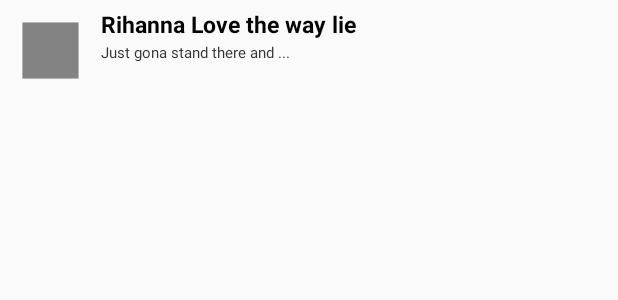
After one commit to lynnlinx/Create, an Android app: the layout ingredient_list_item.xml on its own in the app's theme, with its tools: preview values and no code run, on a phone screen of 412 x 824 dp. The commit adds this screen. Shown: the top 300 px of the screen. Run offline under Robolectric (Android 15) with nearby library versions, the phone set to English and light mode, and no system bars.

Commit message:
pull ingredient layout

```diff
--- a/app/src/main/java/com/example/linxing/create/IngredientActivity.java
+++ b/app/src/main/java/com/example/linxing/create/IngredientActivity.java
@@ -33,6 +33,7 @@ public class IngredientActivity extends AppCompatActivity implements View.OnClic
         ListView listView = (ListView)findViewById(R.id.recipe_list);
 
         ArrayAdapter<String> adapter = new ArrayAdapter<String>(this,
+                //R.layout.ingredient_list_item,
                 android.R.layout.simple_list_item_1,
                 android.R.id.text1,
                 fake);
--- /dev/null
+++ b/app/src/main/res/layout/ingredient_list_item.xml
@@ -0,0 +1,49 @@
+<?xml version="1.0" encoding="utf-8"?>
+<RelativeLayout xmlns:android="http://schemas.android.com/apk/res/android"
+    android:layout_width="fill_parent"
+    android:layout_height="wrap_content"
+    android:orientation="horizontal"
+    android:padding="5dip" >
+
+    <!--  Picture -->
+    <LinearLayout android:id="@+id/thumbnail"
+        android:layout_width="wrap_content"
+        android:layout_height="wrap_content"
+        android:padding="3dip"
+        android:layout_alignParentLeft="true"
+        android:layout_marginRight="5dip">
+
+        <ImageView
+            android:id="@+id/list_image"
+            android:layout_width="50dip"
+            android:layout_height="50dip"
+            android:src="@drawable/ic_ingredient"/>
+
+    </LinearLayout>
+
+    <!-- Title -->
+    <TextView
+        android:id="@+id/title"
+        android:layout_width="wrap_content"
+        android:layout_height="wrap_content"
+        android:layout_alignTop="@+id/thumbnail"
+        android:layout_toRightOf="@+id/thumbnail"
+        android:text="Rihanna Love the way lie"
+        android:textColor="#040404"
+        android:typeface="sans"
+        android:textSize="15dip"
+        android:textStyle="bold"/>
+
+    <!-- Info -->
+    <TextView
+        android:id="@+id/artist"
+        android:layout_width="fill_parent"
+        android:layout_height="wrap_content"
+        android:layout_below="@id/title"
+        android:textColor="#343434"
+        android:textSize="10dip"
+        android:layout_marginTop="1dip"
+        android:layout_toRightOf="@+id/thumbnail"
+        android:text="Just gona stand there and ..." />
+
+</RelativeLayout>
```
Also changed, not shown: app/src/main/res/drawable-hdpi/ic_ingredient.png (added), app/src/main/res/drawable-mdpi/ic_ingredient.png (added), app/src/main/res/drawable-xhdpi/ic_ingredient.png (added), app/src/main/res/drawable-xxhdpi/ic_ingredient.png (added).
